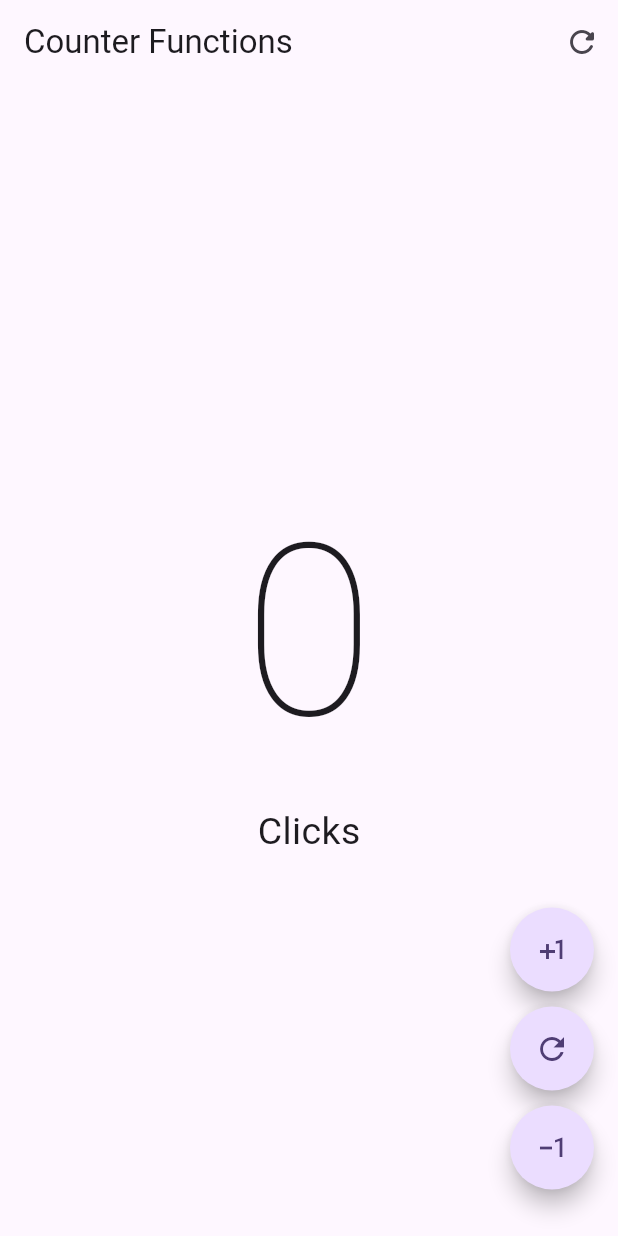
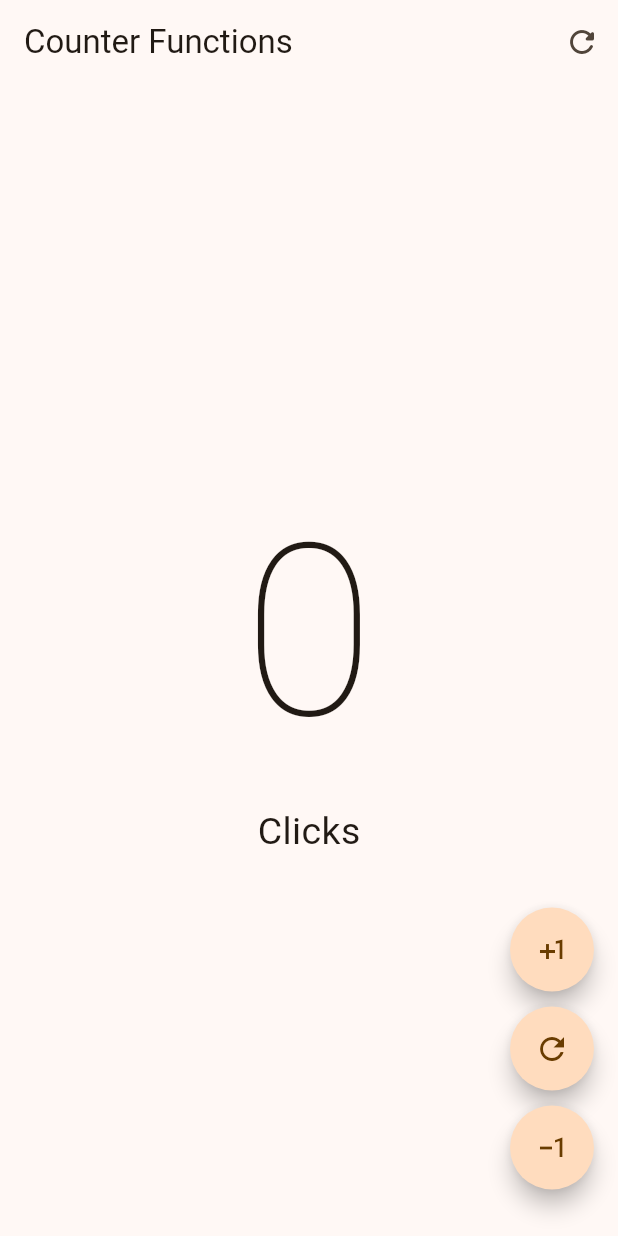
Before and after one commit to PabloVegaFundador/CursoFlutter, a Flutter app: the CounterFunctionScreen screen opened directly, on a phone screen of 412 x 824 dp. Run offline on Flutter 3.47's test engine with Material 3 defaults, Android fonts, the phone set to English and light mode, and no system bars; our stand-ins replace animate_do, dio, video_player.

Commit message:
Añadido de colores a los temas

```diff
--- /dev/null
+++ b/widgets_app/lib/config/theme/app_theme.dart
@@ -0,0 +1,25 @@
+import 'package:flutter/material.dart';
+
+const colorList = <Color>[
+  Colors.pink,
+  Colors.white,
+  Colors.purple,
+  Colors.blue,
+  Colors.green,
+  Colors.red,
+  Colors.orange,
+];
+
+class AppTheme {
+  final int selectedColor;
+
+  AppTheme({this.selectedColor = 0})
+    : assert(selectedColor >= 0, "Selected color must be greather than 0"),
+      assert(
+        selectedColor < colorList.length,
+        'Selected color must be less or equal than ${colorList.length - 1}',
+      );
+
+  ThemeData getTheme() =>
+      ThemeData(useMaterial3: true, colorSchemeSeed: colorList[selectedColor]);
+}
```
Also changed, not shown: widgets_app/lib/main.dart (+4 -106 lines).
